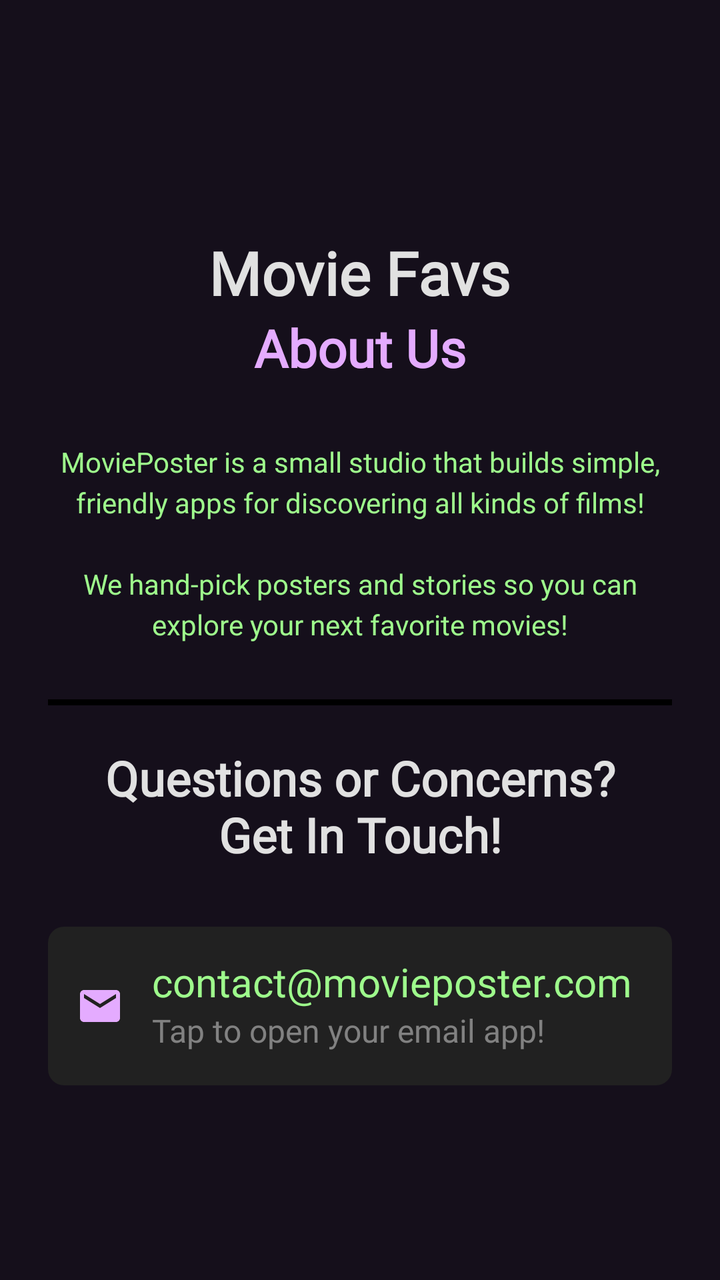
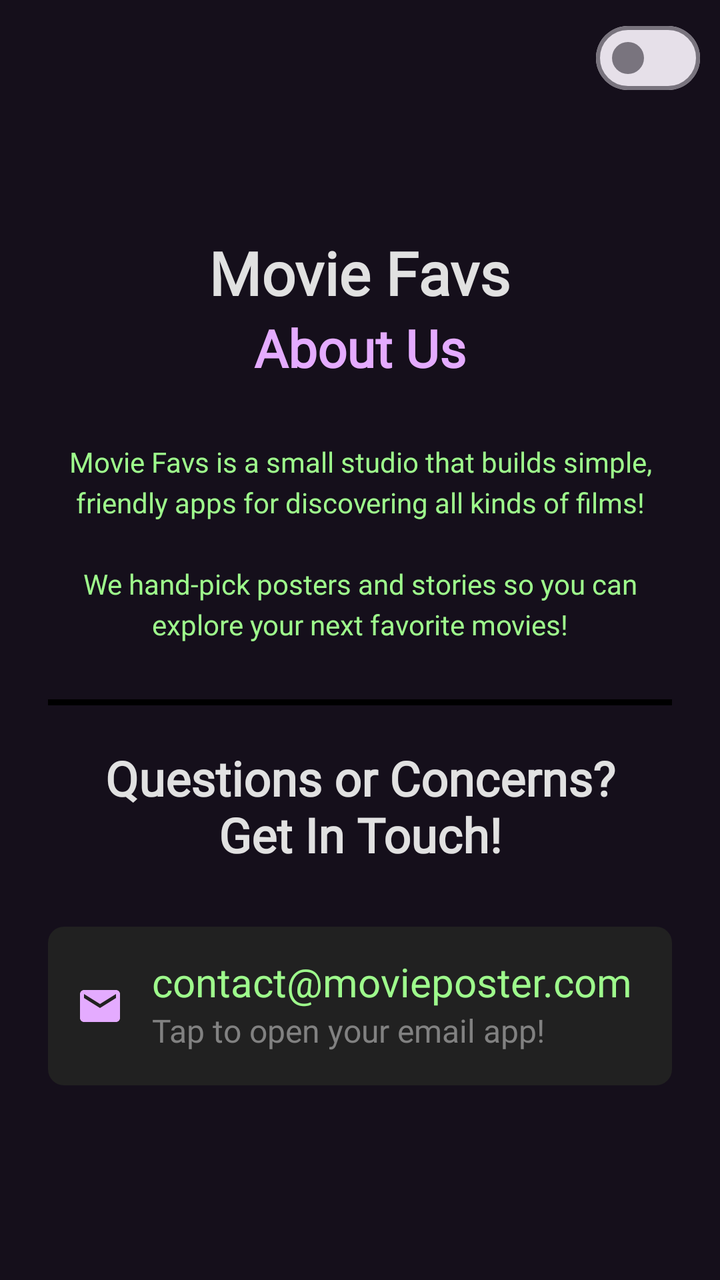

An Android layout rendered at two revisions. The XML below is the earlier revision; the diff shows what the commit changed to produce the second picture.
<!-- AndroidManifest.xml: application theme Theme.Poster1019 -->
<!-- res/layout/fragment_contact.xml -->
<?xml version="1.0" encoding="utf-8"?>
<ScrollView xmlns:android="http://schemas.android.com/apk/res/android"
    xmlns:app="http://schemas.android.com/apk/res-auto"
    xmlns:tools="http://schemas.android.com/tools"
    android:layout_width="match_parent"
    android:layout_height="match_parent"
    android:background="@color/background"
    tools:context=".ContactFragment">

    <LinearLayout
        android:layout_width="match_parent"
        android:layout_height="wrap_content"
        android:orientation="vertical"
        android:paddingStart="24dp"
        android:paddingTop="32dp"
        android:paddingEnd="24dp"
        android:paddingBottom="24dp">

        
        <ImageView
            android:layout_width="72dp"
            android:layout_height="72dp"
            android:layout_gravity="center_horizontal"
            android:contentDescription="@string/app_name"
            android:src="@mipmap/ic_launcher_round" />

        
        <TextView
            android:layout_width="wrap_content"
            android:layout_height="wrap_content"
            android:layout_gravity="center_horizontal"
            android:layout_marginTop="12dp"
            android:fontFamily="@font/tektur_regular"
            android:text="@string/app_name"
            android:textColor="@color/headerText"
            android:textSize="30sp"
            android:textStyle="bold" />

        <TextView
            android:layout_width="wrap_content"
            android:layout_height="wrap_content"
            android:layout_gravity="center_horizontal"
            android:fontFamily="@font/tektur_regular"
            android:text="@string/about_us"
            android:textColor="@color/aboutUsText"
            android:textSize="26sp"
            android:textStyle="bold" />

        
        <TextView
            android:layout_width="match_parent"
            android:layout_height="wrap_content"
            android:layout_marginTop="30dp"
            android:fontFamily="@font/tektur_regular"
            android:lineSpacingExtra="4dp"
            android:text="@string/company_intro"
            android:textAlignment="center"
            android:textColor="@color/aboutUsDescription"
            android:textSize="14sp" />

        
        <View
            android:layout_width="match_parent"
            android:layout_height="3dp"
            android:layout_marginTop="28dp"
            android:background="@color/black" />

        <TextView
            android:layout_width="match_parent"
            android:layout_height="wrap_content"
            android:layout_marginTop="20dp"
            android:layout_marginBottom="20dp"
            android:fontFamily="@font/tektur_regular"
            android:text="@string/get_in_touch"
            android:textAlignment="center"
            android:textColor="@color/headerText"
            android:textSize="24sp"
            android:textStyle="bold" />

        
        <LinearLayout
            android:id="@+id/layoutEmail"
            android:layout_width="match_parent"
            android:layout_height="wrap_content"
            android:layout_marginTop="10dp"
            android:background="@drawable/email_row_background"
            android:clickable="true"
            android:focusable="true"
            android:gravity="center_vertical"
            android:orientation="horizontal"
            android:padding="14dp">

            <ImageView
                android:layout_width="24dp"
                android:layout_height="24dp"
                android:importantForAccessibility="no"
                android:src="@drawable/ic_mail"
                app:tint="@color/emailIcon" />

            <LinearLayout
                android:layout_width="0dp"
                android:layout_height="wrap_content"
                android:layout_marginStart="14dp"
                android:layout_weight="1"
                android:orientation="vertical">

                <TextView
                    android:layout_width="wrap_content"
                    android:layout_height="wrap_content"
                    android:fontFamily="@font/tektur_regular"
                    android:text="@string/contact_email"
                    android:textColor="@color/emailText"
                    android:textSize="20sp"
                    android:maxLines="1"
                    android:autoSizeTextType="uniform"
                    android:autoSizeMinTextSize="12sp"
                    android:autoSizeMaxTextSize="20sp"
                    android:autoSizeStepGranularity="1sp"/>

                <TextView
                    android:layout_width="wrap_content"
                    android:layout_height="wrap_content"
                    android:fontFamily="@font/tektur_regular"
                    android:text="@string/contact_email_hint"
                    android:textColor="@color/emailTapText"
                    android:textSize="18sp"
                    android:maxLines="1"
                    android:autoSizeTextType="uniform"
                    android:autoSizeMinTextSize="12sp"
                    android:autoSizeMaxTextSize="16sp"
                    android:autoSizeStepGranularity="1sp"/>

            </LinearLayout>

        </LinearLayout>

    </LinearLayout>

</ScrollView>
<!-- resources referenced by this layout -->
<resources>
  <color name="aboutUsDescription">#9EFB8C</color>
  <color name="aboutUsText">#E4ABFF</color>
  <color name="background">#150F1B</color>
  <color name="black">#FF000000</color>
  <color name="emailIcon">#E4ABFF</color>
  <color name="emailTapText">#818181</color>
  <color name="emailText">#9EFB8C</color>
  <color name="headerText">#E1E1E1</color>
  <!-- drawable email_row_background (drawable) -->
  <?xml version="1.0" encoding="utf-8"?>
  <ripple xmlns:android="http://schemas.android.com/apk/res/android"
      android:color="@color/navFooterBackground">
  
      <item>
          <shape android:shape="rectangle">
              <solid android:color="@color/emailCardBackground"/>
              <corners android:radius="8dp"/>
  
          </shape>
  
      </item>
  
  </ripple>
  <!-- drawable ic_mail (drawable) -->
  <vector xmlns:android="http://schemas.android.com/apk/res/android" android:height="24dp" android:tint="#000000" android:viewportHeight="24" android:viewportWidth="24" android:width="24dp">
      <path android:fillColor="@android:color/white" android:pathData="M20,4L4,4c-1.1,0 -1.99,0.9 -1.99,2L2,18c0,1.1 0.9,2 2,2h16c1.1,0 2,-0.9 2,-2L22,6c0,-1.1 -0.9,-2 -2,-2zM20,8l-8,5 -8,-5L4,6l8,5 8,-5v2z"/>
  </vector>
  <!-- mipmap ic_launcher_round (mipmap-anydpi-v26) -->
  <?xml version="1.0" encoding="utf-8"?>
  <adaptive-icon xmlns:android="http://schemas.android.com/apk/res/android">
      <background android:drawable="@color/ic_launcher_background"/>
      <foreground android:drawable="@mipmap/ic_launcher_foreground"/>
      <monochrome android:drawable="@mipmap/ic_launcher_foreground"/>
  </adaptive-icon>
  <string name="about_us">About Us</string>
  <string name="app_name">Movie Favs</string>
  <string name="company_intro">MoviePoster is a small studio that builds simple, friendly apps for discovering all kinds of films!\n\nWe hand-pick posters and stories so you can explore your next favorite movies!</string>
  <string name="contact_email">contact@movieposter.com</string>
  <string name="contact_email_hint">Tap to open your email app!</string>
  <string name="get_in_touch">Questions or Concerns?\nGet In Touch!</string>
  <style name="Theme.Poster1019" parent="Base.Theme.Poster1019" />
  <color name="navFooterBackground">#212121</color>
  <color name="emailCardBackground">#212121</color>
  <color name="ic_launcher_background">#000000</color>
  <style name="Base.Theme.Poster1019" parent="Theme.Material3.DayNight.NoActionBar">
          <item name="colorPrimary">@color/accent</item>
          <item name="colorOnPrimary">@color/headerBackground</item>
          <item name="colorSecondary">@color/accent</item>
          <item name="colorOnSecondary">@color/headerBackground</item>
      </style>
  <color name="accent">#9EFB8C</color>
  <color name="headerBackground">#27222C</color>
</resources>

<!-- the commit's change to res/layout/fragment_contact.xml (unified diff, before → after) -->
@@ -1,5 +1,5 @@
 <?xml version="1.0" encoding="utf-8"?>
-<ScrollView xmlns:android="http://schemas.android.com/apk/res/android"
+<FrameLayout xmlns:android="http://schemas.android.com/apk/res/android"
     xmlns:app="http://schemas.android.com/apk/res-auto"
     xmlns:tools="http://schemas.android.com/tools"
     android:layout_width="match_parent"
@@ -7,133 +7,153 @@
     android:background="@color/background"
     tools:context=".ContactFragment">
 
-    <LinearLayout
+    <ScrollView
         android:layout_width="match_parent"
-        android:layout_height="wrap_content"
-        android:orientation="vertical"
-        android:paddingStart="24dp"
-        android:paddingTop="32dp"
-        android:paddingEnd="24dp"
-        android:paddingBottom="24dp">
+        android:layout_height="match_parent">
 
-        
-        <ImageView
-            android:layout_width="72dp"
-            android:layout_height="72dp"
-            android:layout_gravity="center_horizontal"
-            android:contentDescription="@string/app_name"
-            android:src="@mipmap/ic_launcher_round" />
-
-        
-        <TextView
-            android:layout_width="wrap_content"
-            android:layout_height="wrap_content"
-            android:layout_gravity="center_horizontal"
-            android:layout_marginTop="12dp"
-            android:fontFamily="@font/tektur_regular"
-            android:text="@string/app_name"
-            android:textColor="@color/headerText"
-            android:textSize="30sp"
-            android:textStyle="bold" />
-
-        <TextView
-            android:layout_width="wrap_content"
-            android:layout_height="wrap_content"
-            android:layout_gravity="center_horizontal"
-            android:fontFamily="@font/tektur_regular"
-            android:text="@string/about_us"
-            android:textColor="@color/aboutUsText"
-            android:textSize="26sp"
-            android:textStyle="bold" />
-
-        
-        <TextView
+        <LinearLayout
             android:layout_width="match_parent"
             android:layout_height="wrap_content"
-            android:layout_marginTop="30dp"
-            android:fontFamily="@font/tektur_regular"
-            android:lineSpacingExtra="4dp"
-            android:text="@string/company_intro"
-            android:textAlignment="center"
-            android:textColor="@color/aboutUsDescription"
-            android:textSize="14sp" />
+            android:orientation="vertical"
+            android:paddingStart="24dp"
+            android:paddingTop="32dp"
+            android:paddingEnd="24dp"
+            android:paddingBottom="24dp">
 
-        
-        <View
-            android:layout_width="match_parent"
-            android:layout_height="3dp"
-            android:layout_marginTop="28dp"
-            android:background="@color/black" />
+            
+            <ImageView
+                android:id="@+id/aboutUsImage"
+                android:layout_width="72dp"
+                android:layout_height="72dp"
+                android:layout_gravity="center_horizontal"
+                android:contentDescription="@string/app_name"
+                android:src="@mipmap/ic_launcher_round" />
 
-        <TextView
-            android:layout_width="match_parent"
-            android:layout_height="wrap_content"
-            android:layout_marginTop="20dp"
-            android:layout_marginBottom="20dp"
-            android:fontFamily="@font/tektur_regular"
-            android:text="@string/get_in_touch"
-            android:textAlignment="center"
-            android:textColor="@color/headerText"
-            android:textSize="24sp"
-            android:textStyle="bold" />
+            
+            <TextView
+                android:id="@+id/aboutUsTitle"
+                android:layout_width="wrap_content"
+                android:layout_height="wrap_content"
+                android:layout_gravity="center_horizontal"
+                android:layout_marginTop="12dp"
+                android:fontFamily="@font/tektur_regular"
+                android:text="@string/app_name"
+                android:textColor="@color/headerText"
+                android:textSize="30sp"
+                android:textStyle="bold" />
 
-        
-        <LinearLayout
-            android:id="@+id/layoutEmail"
-            android:layout_width="match_parent"
-            android:layout_height="wrap_content"
-            android:layout_marginTop="10dp"
-            android:background="@drawable/email_row_background"
-            android:clickable="true"
-            android:focusable="true"
-            android:gravity="center_vertical"
-            android:orientation="horizontal"
-            android:padding="14dp">
+            <TextView
+                android:id="@+id/aboutUsSubtitle"
+                android:layout_width="wrap_content"
+                android:layout_height="wrap_content"
+                android:layout_gravity="center_horizontal"
+                android:fontFamily="@font/tektur_regular"
+                android:text="@string/about_us"
+                android:textColor="@color/aboutUsText"
+                android:textSize="26sp"
+                android:textStyle="bold" />
 
-            <ImageView
-                android:layout_width="24dp"
-                android:layout_height="24dp"
-                android:importantForAccessibility="no"
-                android:src="@drawable/ic_mail"
-                app:tint="@color/emailIcon" />
+            
+            <TextView
+                android:id="@+id/description"
+                android:layout_width="match_parent"
+                android:layout_height="wrap_content"
+                android:layout_marginTop="30dp"
+                android:fontFamily="@font/tektur_regular"
+                android:lineSpacingExtra="4dp"
+                android:text="@string/company_intro"
+                android:textAlignment="center"
+                android:textColor="@color/aboutUsDescription"
+                android:textSize="14sp" />
 
+            
+            <View
+                android:id="@+id/divider"
+                android:layout_width="match_parent"
+                android:layout_height="3dp"
+                android:layout_marginTop="28dp"
+                android:background="@color/black" />
+
+            <TextView
+                android:id="@+id/getInTouchText"
+                android:layout_width="match_parent"
+                android:layout_height="wrap_content"
+                android:layout_marginTop="20dp"
+                android:layout_marginBottom="20dp"
+                android:fontFamily="@font/tektur_regular"
+                android:text="@string/get_in_touch"
+                android:textAlignment="center"
+                android:textColor="@color/headerText"
+                android:textSize="24sp"
+                android:textStyle="bold" />
+
+            
             <LinearLayout
-                android:layout_width="0dp"
+                android:id="@+id/layoutEmail"
+                android:layout_width="match_parent"
                 android:layout_height="wrap_content"
-                android:layout_marginStart="14dp"
-                android:layout_weight="1"
-                android:orientation="vertical">
+                android:layout_marginTop="10dp"
+                android:background="@drawable/email_row_background"
+                android:clickable="true"
+                android:focusable="true"
+                android:gravity="center_vertical"
+                android:orientation="horizontal"
+                android:padding="14dp">
 
-                <TextView
-                    android:layout_width="wrap_content"
+                <ImageView
+                    android:layout_width="24dp"
+                    android:layout_height="24dp"
+                    android:importantForAccessibility="no"
+                    android:src="@drawable/ic_mail"
+                    app:tint="@color/emailIcon" />
+
+                <LinearLayout
+                    android:layout_width="0dp"
                     android:layout_height="wrap_content"
-                    android:fontFamily="@font/tektur_regular"
-                    android:text="@string/contact_email"
-                    android:textColor="@color/emailText"
-                    android:textSize="20sp"
-                    android:maxLines="1"
-                    android:autoSizeTextType="uniform"
-                    android:autoSizeMinTextSize="12sp"
-                    android:autoSizeMaxTextSize="20sp"
-                    android:autoSizeStepGranularity="1sp"/>
+                    android:layout_marginStart="14dp"
+                    android:layout_weight="1"
+                    android:orientation="vertical">
 
-                <TextView
-                    android:layout_width="wrap_content"
-                    android:layout_height="wrap_content"
-                    android:fontFamily="@font/tektur_regular"
-                    android:text="@string/contact_email_hint"
-                    android:textColor="@color/emailTapText"
-                    android:textSize="18sp"
-                    android:maxLines="1"
-                    android:autoSizeTextType="uniform"
-                    android:autoSizeMinTextSize="12sp"
-                    android:autoSizeMaxTextSize="16sp"
-                    android:autoSizeStepGranularity="1sp"/>
+                    <TextView
+                        android:layout_width="wrap_content"
+                        android:layout_height="wrap_content"
+                        android:fontFamily="@font/tektur_regular"
+                        android:text="@string/contact_email"
+                        android:textColor="@color/emailText"
+                        android:textSize="20sp"
+                        android:maxLines="1"
+                        android:autoSizeTextType="uniform"
+                        android:autoSizeMinTextSize="12sp"
+                        android:autoSizeMaxTextSize="20sp"
+                        android:autoSizeStepGranularity="1sp"/>
+
+                    <TextView
+                        android:layout_width="wrap_content"
+                        android:layout_height="wrap_content"
+                        android:fontFamily="@font/tektur_regular"
+                        android:text="@string/contact_email_hint"
+                        android:textColor="@color/emailTapText"
+                        android:textSize="18sp"
+                        android:maxLines="1"
+                        android:autoSizeTextType="uniform"
+                        android:autoSizeMinTextSize="12sp"
+                        android:autoSizeMaxTextSize="16sp"
+                        android:autoSizeStepGranularity="1sp"/>
+
+                </LinearLayout>
 
             </LinearLayout>
 
         </LinearLayout>
 
-    </LinearLayout>
+    </ScrollView>
 
-</ScrollView>
+    <com.google.android.material.materialswitch.MaterialSwitch
+        android:id="@+id/aboutUsToggle"
+        android:layout_width="wrap_content"
+        android:layout_height="wrap_content"
+        android:layout_gravity="top|end"
+        android:layout_marginTop="5dp"
+        android:layout_marginEnd="10dp" />
+
+</FrameLayout>
<!-- resource entries referenced after the edit -->
@@ -36,7 +36,7 @@
   </adaptive-icon>
   <string name="about_us">About Us</string>
   <string name="app_name">Movie Favs</string>
-  <string name="company_intro">MoviePoster is a small studio that builds simple, friendly apps for discovering all kinds of films!\n\nWe hand-pick posters and stories so you can explore your next favorite movies!</string>
+  <string name="company_intro">Movie Favs is a small studio that builds simple, friendly apps for discovering all kinds of films!\n\nWe hand-pick posters and stories so you can explore your next favorite movies!</string>
   <string name="contact_email">contact@movieposter.com</string>
   <string name="contact_email_hint">Tap to open your email app!</string>
   <string name="get_in_touch">Questions or Concerns?\nGet In Touch!</string>
